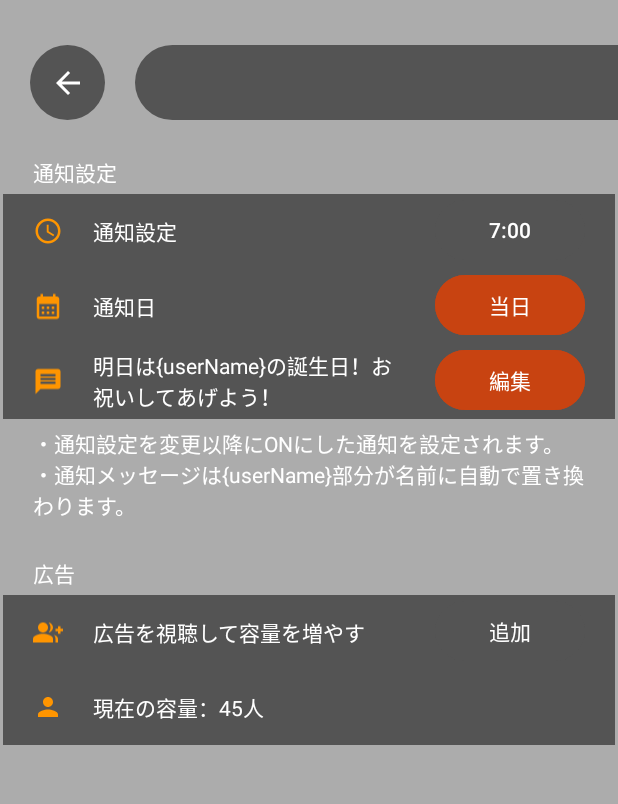
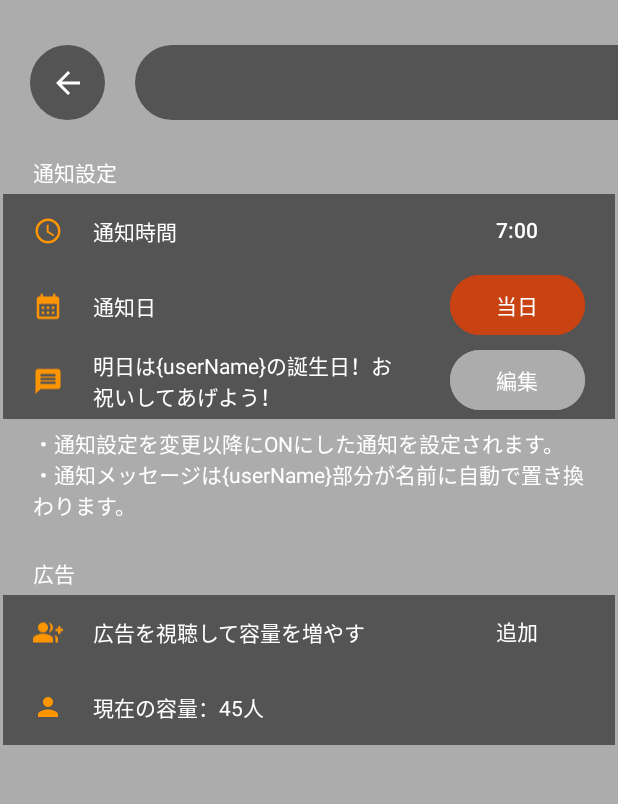
Before and after one commit to amefure/MinnanoTanjyoubi-Android, an Android app: the layout fragment_setting.xml on its own in the app's theme, with its tools: preview values and no code run, on a phone screen of 412 x 824 dp, the part 75-879 px from its top. Run offline under Robolectric (Android 15) with nearby library versions, the phone set to English and light mode, and no system bars.

```diff
--- a/app/src/main/res/layout/fragment_setting.xml
+++ b/app/src/main/res/layout/fragment_setting.xml
@@ -125,7 +125,7 @@
                     android:layout_height="wrap_content"
                     android:layout_gravity="center"
                     android:layout_marginStart="20dp"
-                    android:text="通知設定"
+                    android:text="通知時間"
                     android:textColor="@color/white" />
 
                 <Space
@@ -135,7 +135,7 @@
 
                 <Button
                     android:id="@+id/notify_setting_time_button"
-                    android:layout_width="100dp"
+                    android:layout_width="90dp"
                     android:layout_height="wrap_content"
                     android:layout_marginEnd="20dp"
                     android:backgroundTint="@color/thema_gray_dark"
@@ -174,8 +174,8 @@
                     android:layout_weight="1" />
 
                 <Button
-                    android:id="@+id/notify_setting_time_button2"
-                    android:layout_width="100dp"
+                    android:id="@+id/notify_setting_day_button"
+                    android:layout_width="90dp"
                     android:layout_height="wrap_content"
                     android:layout_marginEnd="20dp"
                     android:backgroundTint="@color/thema_red"
@@ -200,7 +200,7 @@
                     android:src="@drawable/ic_message" />
 
                 <TextView
-                    android:id="@+id/notify_setting_label3"
+                    android:id="@+id/notify_setting_edit_msg"
                     android:layout_width="wrap_content"
                     android:layout_height="wrap_content"
                     android:layout_gravity="center"
@@ -216,11 +216,11 @@
                     android:layout_weight="1" />
 
                 <Button
-                    android:id="@+id/notify_setting_time_button3"
-                    android:layout_width="100dp"
+                    android:id="@+id/notify_setting_msg_button"
+                    android:layout_width="90dp"
                     android:layout_height="wrap_content"
                     android:layout_marginEnd="20dp"
-                    android:backgroundTint="@color/thema_red"
+                    android:backgroundTint="@color/thema_gray_light"
                     android:text="編集" />
             </LinearLayout>
 
@@ -309,7 +309,7 @@
 
                 <Button
                     android:id="@+id/ads_setting_time_button"
-                    android:layout_width="100dp"
+                    android:layout_width="90dp"
                     android:layout_height="wrap_content"
                     android:layout_marginEnd="20dp"
                     android:backgroundTint="@color/thema_gray_dark"
```
Also changed, not shown: app/src/main/java/com/amefure/minnanotanjyoubi/Model/DataStore/DataStoreManager.kt (+51 -2 lines), app/src/main/java/com/amefure/minnanotanjyoubi/View/Fragment/SettingFragment.kt (+98 -21 lines).
